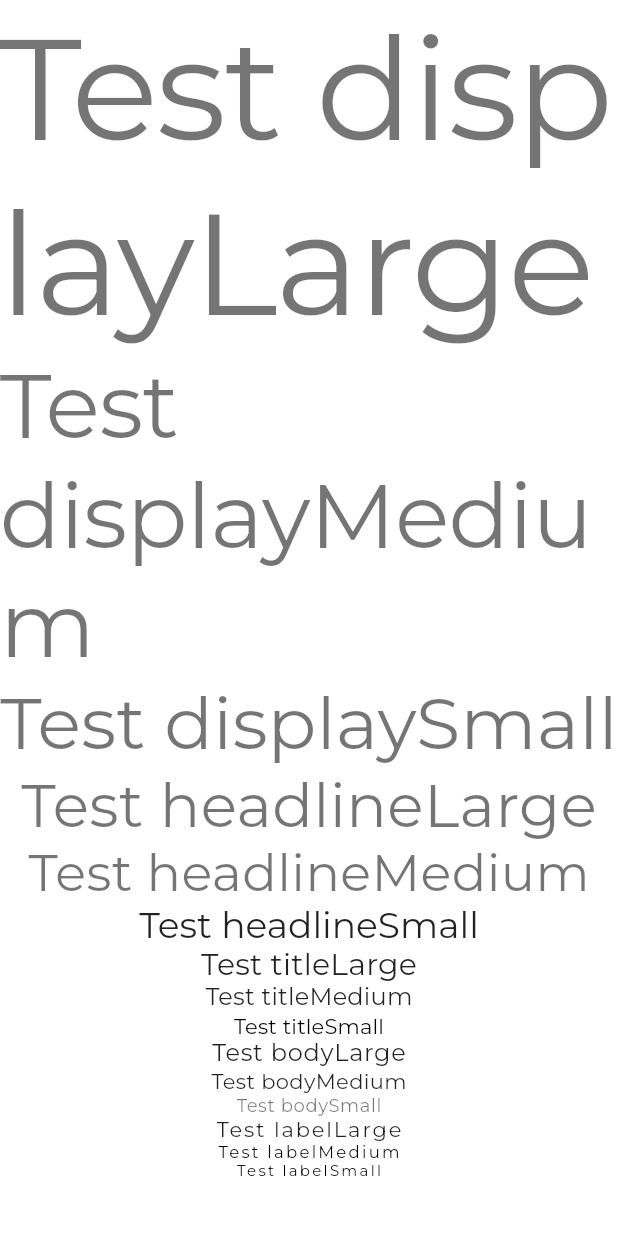
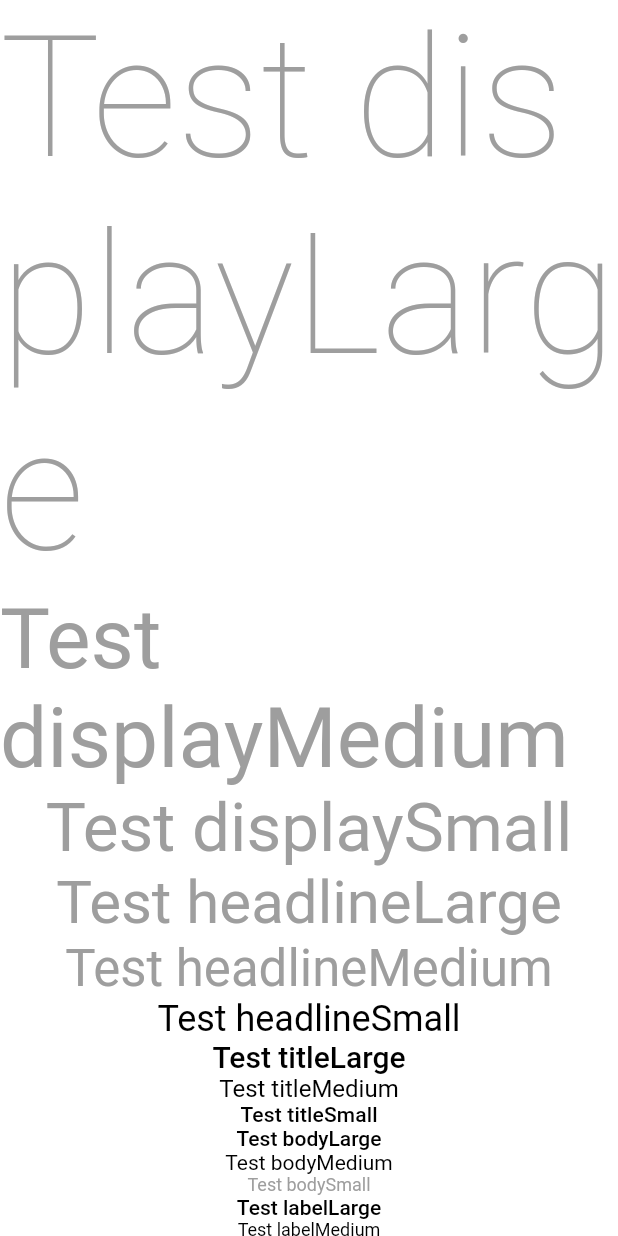
Before and after one commit to auliaramadhan/learn_flutter_UI, a Flutter app: the TypographyExample widget shown alone on an empty page, opened directly, on a phone screen of 412 x 824 dp. Run offline on Flutter 3.47's test engine with Material 2 defaults, Android fonts, the phone set to English and light mode, and no system bars; our stand-ins replace auto_route, bloc, flutter_bloc, flutter_riverpod, flutter_secure_storage, freezed_annotation and 2 more; accounts and stored records are empty; generated files the repository leaves out were written again; network calls fail.

```diff
--- a/lib/main.dart
+++ b/lib/main.dart
@@ -22,7 +22,7 @@ class MyApp extends StatelessWidget {
   Widget build(BuildContext context) {
     return MaterialApp.router(
       title: 'Flutter Demo',
-      theme: MyThemes.lightTheme,
+      theme: MyThemes.lightTheme(context),
       themeMode: ThemeMode.light,
       //------------ my normal Route----------
       // onGenerateRoute: RoutesApp.generateRoute,
--- a/lib/theme.dart
+++ b/lib/theme.dart
@@ -10,7 +10,9 @@ class MyThemes {
     colorScheme: ColorScheme.dark(),
   );
 
-  static final lightTheme = ThemeData(
+  // static final lightTheme = (BuildContext ctx) => ThemeData(
+  // ignore: prefer_function_declarations_over_variables
+  static final lightTheme = (BuildContext ctx) => ThemeData(
     scaffoldBackgroundColor: Colors.white,
     //  kadang ini ga bisa
     // primaryColor: ColorApp.primary,
@@ -35,11 +37,17 @@ class MyThemes {
     ),
     fontFamily: "Montserrat",
     typography: Typography.material2018(),
-    textTheme: const TextTheme(
-      // bodyText1: TextStyle(debugLabel: 'bodyText1', color: Colors.black54, decoration: TextDecoration.none, fontSize: 12),
-      // bodyText2: TextStyle(debugLabel: 'bodyText2', color: Colors.black54, decoration: TextDecoration.none, fontSize: 14),
+    // textTheme: const TextTheme(
+    //   bodyText1: TextStyle(debugLabel: 'bodyText1', color: Colors.black54, decoration: TextDecoration.none, fontSize: 12),
+    //   bodyText2: TextStyle(debugLabel: 'bodyText2', color: Colors.black54, decoration: TextDecoration.none, fontSize: 14),
 
-    ),
+    // ),
+    // textTheme: TextTheme().copyWith(),
+    textTheme: Theme.of(ctx).textTheme.apply(
+          bodyColor: Colors.black,
+          displayColor: Colors.grey,
+        ),
+
     appBarTheme: const AppBarTheme(
       centerTitle: true,
       elevation: 8,
--- a/lib/widgets/text.dart
+++ b/lib/widgets/text.dart
@@ -59,24 +59,55 @@ class TypographyExample extends StatelessWidget {
   @override
   Widget build(BuildContext context) {
     final textStyle = Theme.of(context).textTheme;
-    return Column(
-      children: [
-        Text('Test displayLarge', style:textStyle.displayLarge),
-          Text('Test displayMedium', style:textStyle.displayMedium),
-          Text('Test displaySmall', style:textStyle.displaySmall),
-          Text('Test headlineLarge', style:textStyle.headlineLarge),
-          Text('Test headlineMedium', style:textStyle.headlineMedium),
-          Text('Test headlineSmall', style:textStyle.headlineSmall),
-          Text('Test titleLarge', style:textStyle.titleLarge),
-          Text('Test titleMedium', style:textStyle.titleMedium),
-          Text('Test titleSmall', style:textStyle.titleSmall),
-          Text('Test bodyLarge', style:textStyle.bodyLarge),
-          Text('Test bodyMedium', style:textStyle.bodyMedium),
-          Text('Test bodySmall', style:textStyle.bodySmall),
-          Text('Test labelLarge', style:textStyle.labelLarge),
-          Text('Test labelMedium', style:textStyle.labelMedium),
-          Text('Test labelSmall', style:textStyle.labelSmall),
-      ],
+    return Theme(
+      data: ThemeData(
+          textTheme: const TextTheme(
+        //  displayLarge = displayLarge ?? headline1,
+        headline1: TextStyle(fontSize: 96, fontWeight: FontWeight.w300, letterSpacing: -1.5),
+        //  displayMedium = displayMedium ?? headline2,
+        headline2: TextStyle(fontSize: 60, fontWeight: FontWeight.w300, letterSpacing: -0.5),
+        //  displaySmall = displaySmall ?? headline3,
+        headline3: TextStyle(fontSize: 48, fontWeight: FontWeight.w400),
+        //  headlineMedium = headlineMedium ?? headline4,
+        headline4: TextStyle(fontSize: 34, fontWeight: FontWeight.w400, letterSpacing: 0.25),
+        //  headlineSmall = headlineSmall ?? headline5,
+        headline5: TextStyle(fontSize: 24, fontWeight: FontWeight.w400),
+        //  titleLarge = titleLarge ?? headline6,
+        headline6: TextStyle(fontSize: 20, fontWeight: FontWeight.w500, letterSpacing: 0.15),
+        //  titleMedium = titleMedium ?? subtitle1,
+        subtitle1: TextStyle(fontSize: 16, fontWeight: FontWeight.w400, letterSpacing: 0.15),
+        //  titleSmall = titleSmall ?? subtitle2,
+        subtitle2: TextStyle(fontSize: 14, fontWeight: FontWeight.w500, letterSpacing: 0.1),
+        //  bodyLarge = bodyLarge ?? bodyText1,
+        bodyText1: TextStyle(fontSize: 16, fontWeight: FontWeight.w400, letterSpacing: 0.5),
+        //  bodyMedium = bodyMedium ?? bodyText2,
+        bodyText2: TextStyle(fontSize: 14, fontWeight: FontWeight.w400, letterSpacing: 0.25),
+        //  bodySmall = bodySmall ?? caption,
+        button: TextStyle(fontSize: 14, fontWeight: FontWeight.w500, letterSpacing: 1.25),
+        //  labelLarge = labelLarge ?? button,
+        caption: TextStyle(fontSize: 12, fontWeight: FontWeight.w400, letterSpacing: 0.4),
+        //  labelSmall = labelSmall ?? overline;
+        overline: TextStyle(fontSize: 10, fontWeight: FontWeight.w400, letterSpacing: 1.5),
+      )),
+      child: Column(
+        children: [
+          Text('Test displayLarge', style: textStyle.displayLarge),
+          Text('Test displayMedium', style: textStyle.displayMedium),
+          Text('Test displaySmall', style: textStyle.displaySmall),
+          Text('Test headlineLarge', style: textStyle.headlineLarge),
+          Text('Test headlineMedium', style: textStyle.headlineMedium),
+          Text('Test headlineSmall', style: textStyle.headlineSmall),
+          Text('Test titleLarge', style: textStyle.titleLarge),
+          Text('Test titleMedium', style: textStyle.titleMedium),
+          Text('Test titleSmall', style: textStyle.titleSmall),
+          Text('Test bodyLarge', style: textStyle.bodyLarge),
+          Text('Test bodyMedium', style: textStyle.bodyMedium),
+          Text('Test bodySmall', style: textStyle.bodySmall),
+          Text('Test labelLarge', style: textStyle.labelLarge),
+          Text('Test labelMedium', style: textStyle.labelMedium),
+          Text('Test labelSmall', style: textStyle.labelSmall),
+        ],
+      ),
     );
   }
 }
```
Also changed, not shown: lib/fonts.dart (added, +34 -0 lines), lib/style.dart (added, +25 -0 lines), lib/widgets/dropdown.dart (added, +67 -0 lines).
